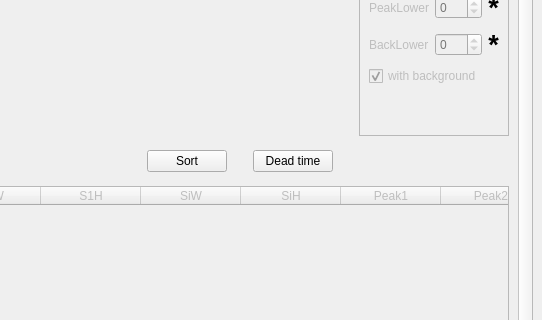
Above: RefRed/interfaces/sf_calculator_interface.ui from neutrons/RefRed before the change; both pictures show x 679 to 1221 and y 218 to 538 of the 1221 by 776 pixel window. Below: the same form after it.
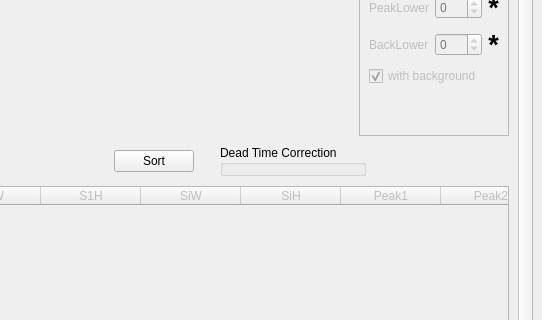
That is the form after the change. Icons and pictures are not drawn. Custom widgets are drawn as their Qt base class.

Commit message: deadtime_entry for the sf_calculator

The edit to the form file:
```diff
--- a/RefRed/interfaces/sf_calculator_interface.ui
+++ b/RefRed/interfaces/sf_calculator_interface.ui
@@ -25,8 +25,8 @@
         <rect>
          <x>0</x>
          <y>0</y>
-         <width>1191</width>
-         <height>960</height>
+         <width>1187</width>
+         <height>914</height>
         </rect>
        </property>
        <layout class="QVBoxLayout" name="verticalLayout_2">
@@ -780,13 +780,15 @@
              </spacer>
             </item>
             <item>
-             <widget class="QPushButton" name="dead_time_button">
-              <property name="text">
-               <string>Dead time</string>
+             <widget class="DeadTimeEntryPoint" name="deadtime_entry">
+              <property name="sizePolicy">
+               <sizepolicy hsizetype="Fixed" vsizetype="Fixed">
+                <horstretch>0</horstretch>
+                <verstretch>0</verstretch>
+               </sizepolicy>
               </property>
-              <property name="icon">
-               <iconset resource="../icons/icons.qrc">
-                <normaloff>:/General/cogwheel.png</normaloff>:/General/cogwheel.png</iconset>
+              <property name="title">
+               <string>Dead Time Correction</string>
               </property>
              </widget>
             </item>
@@ -1107,6 +1109,12 @@
    <header>RefRed/interfaces/mplwidgets.h</header>
    <container>1</container>
   </customwidget>
+  <customwidget>
+   <class>DeadTimeEntryPoint</class>
+   <extends>QGroupBox</extends>
+   <header>RefRed/interfaces/deadtime_entry.h</header>
+   <container>1</container>
+  </customwidget>
  </customwidgets>
  <resources>
   <include location="../icons/icons.qrc"/>
```
Left out of the diff: 126 changed lines with no effect on the pictures. The commit also changes 3 other files.
